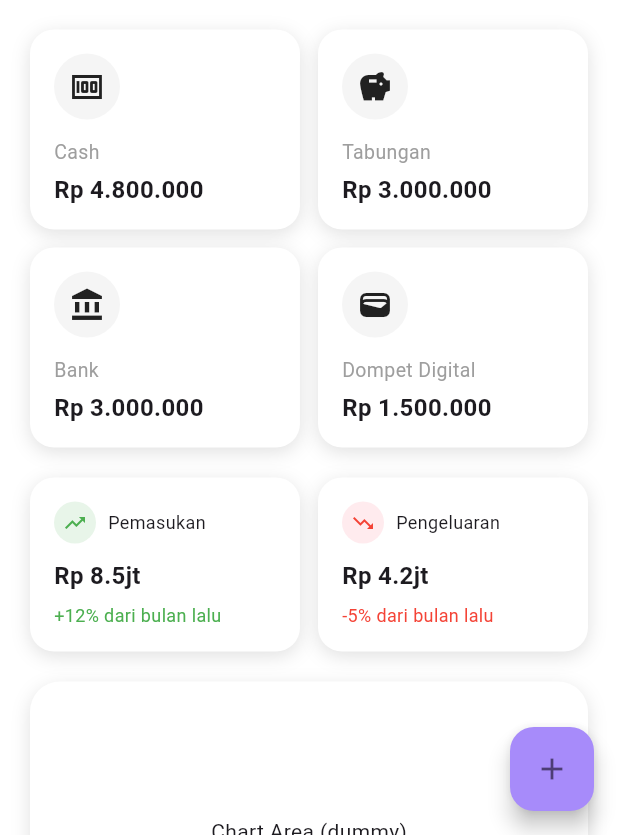
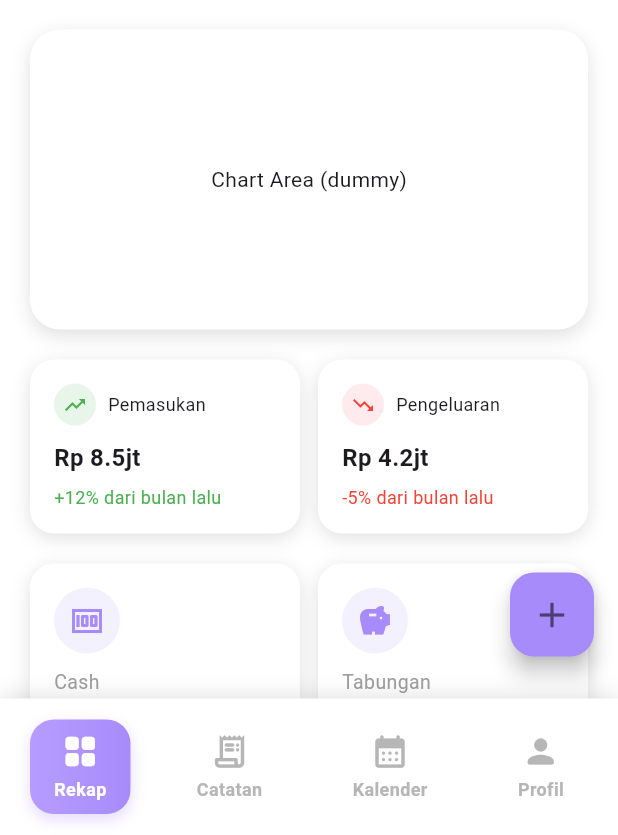
Before and after one commit to ridhafidz/KeuTech, a Flutter app: the screen it shows after launch, on a phone screen of 412 x 824 dp, the part 401-1236 px from its top. Run offline on Flutter 3.47's test engine with Material 3 defaults, Android fonts, the light colour scheme and no system bars; our stand-ins replace google_fonts; Roboto replaces fonts that are missing (Poppins).

Commit message:
home done

```diff
--- a/lib/main.dart
+++ b/lib/main.dart
@@ -1,18 +1,19 @@
 import 'package:flutter/material.dart';
 import 'screens/home_screen.dart';
+import 'package:google_fonts/google_fonts.dart';
 
 void main() {
-  runApp(const AccountingApp());
+  runApp(const MyApp());
 }
 
-class AccountingApp extends StatelessWidget {
-  const AccountingApp({super.key});
+class MyApp extends StatelessWidget {
+  const MyApp({super.key});
 
   @override
   Widget build(BuildContext context) {
     return MaterialApp(
       debugShowCheckedModeBanner: false,
-      title: 'Accounting App',
+      title: 'KeuTech',
       theme: ThemeData(
         fontFamily: 'Poppins',
         scaffoldBackgroundColor: Colors.white,
--- /dev/null
+++ b/lib/nav/custom_bottom_nav.dart
@@ -0,0 +1,87 @@
+import 'package:flutter/material.dart';
+
+class CustomBottomNav extends StatelessWidget {
+  final int currentIndex;
+  final Function(int) onTap;
+
+  const CustomBottomNav({
+    super.key,
+    required this.currentIndex,
+    required this.onTap,
+  });
+
+  @override
+  Widget build(BuildContext context) {
+    const Color activeColor = Color(0xFFA78BFA);
+    const Color inactiveColor = Color(0xFFB6B6B6);
+
+    final items = [
+      {'icon': Icons.grid_view_rounded, 'label': 'Rekap'},
+      {'icon': Icons.receipt_long_rounded, 'label': 'Catatan'},
+      {'icon': Icons.calendar_month_rounded, 'label': 'Kalender'},
+      {'icon': Icons.person_rounded, 'label': 'Profil'},
+    ];
+
+    return Container(
+      padding: const EdgeInsets.symmetric(vertical: 14, horizontal: 20),
+      decoration: const BoxDecoration(
+        color: Colors.white,
+        boxShadow: [
+          BoxShadow(
+            color: Colors.black12,
+            blurRadius: 12,
+            offset: Offset(0, -2),
+          ),
+        ],
+      ),
+      child: Row(
+        mainAxisAlignment: MainAxisAlignment.spaceBetween,
+        children: List.generate(items.length, (i) {
+          final bool isActive = i == currentIndex;
+
+          return GestureDetector(
+            onTap: () => onTap(i),
+            child: AnimatedContainer(
+              duration: const Duration(milliseconds: 220),
+              padding: const EdgeInsets.symmetric(horizontal: 16, vertical: 8),
+              decoration: isActive
+                  ? BoxDecoration(
+                      gradient: const LinearGradient(
+                        colors: [Color(0xFFB79CFF), Color(0xFFA78BFA)],
+                      ),
+                      borderRadius: BorderRadius.circular(16),
+                      boxShadow: [
+                        BoxShadow(
+                          color: activeColor.withOpacity(0.3),
+                          blurRadius: 8,
+                          offset: const Offset(0, 4),
+                        ),
+                      ],
+                    )
+                  : null,
+              child: Column(
+                mainAxisSize: MainAxisSize.min,
+                children: [
+                  Icon(
+                    items[i]['icon'] as IconData,
+                    color: isActive ? Colors.white : inactiveColor,
+                    size: 26,
+                  ),
+                  const SizedBox(height: 4),
+                  Text(
+                    items[i]['label'] as String,
+                    style: TextStyle(
+                      fontSize: 12,
+                      fontWeight: FontWeight.w600,
+                      color: isActive ? Colors.white : inactiveColor,
+                    ),
+                  ),
+                ],
+              ),
+            ),
+          );
+        }),
+      ),
+    );
+  }
+}
--- a/lib/screens/home_screen.dart
+++ b/lib/screens/home_screen.dart
@@ -1,6 +1,7 @@
 import 'dart:ui';
 import 'package:flutter/material.dart';
 import 'add_transaction_popup.dart';
+import '/nav/custom_bottom_nav.dart'; // ← tambahkan ini
 
 class HomeScreen extends StatefulWidget {
   const HomeScreen({super.key});
@@ -10,6 +11,8 @@ class HomeScreen extends StatefulWidget {
 }
 
 class _HomeScreenState extends State<HomeScreen> {
+  int _currentIndex = 0; // ← Rekap = index 0
+
   bool _showBalance = true;
 
   final List<String> _accounts = ['Cash', 'Tabungan', 'Bank', 'Dompet Digital'];
@@ -28,6 +31,8 @@ class _HomeScreenState extends State<HomeScreen> {
     Icons.wallet,
   ];
 
+  final Color _accountIconColor = const Color(0xFFA78BFA);
+
   String _formatCurrency(int value) {
     final s = value.toString();
     return s.replaceAllMapped(RegExp(r'\B(?=(\d{3})+(?!\d))'), (m) => '.');
@@ -35,11 +40,8 @@ class _HomeScreenState extends State<HomeScreen> {
 
   int get totalSaldo => _balances.values.fold(0, (a, b) => a + b);
 
-  @override
-  Widget build(BuildContext context) {
-    return Scaffold(
-      body: SafeArea(
-        child: SingleChildScrollView(
+  Widget _buildRekapPage() {
+    return SingleChildScrollView(
       padding: const EdgeInsets.all(20),
       child: Column(
         crossAxisAlignment: CrossAxisAlignment.start,
@@ -55,7 +57,7 @@ class _HomeScreenState extends State<HomeScreen> {
           ),
           const SizedBox(height: 20),
 
-              // ===== TOTAL SALDO =====
+          // ================= TOTAL SALDO =================
           Container(
             width: double.infinity,
             padding: const EdgeInsets.all(24),
@@ -80,14 +82,12 @@ class _HomeScreenState extends State<HomeScreen> {
                     ),
                     IconButton(
                       icon: Icon(
-                            _showBalance
-                                ? Icons.visibility
-                                : Icons.visibility_off,
+                        _showBalance ? Icons.visibility : Icons.visibility_off,
                         color: Colors.white,
                       ),
-                          onPressed: () =>
-                              setState(() => _showBalance = !_showBalance),
-                        )
+                      onPressed:
+                          () => setState(() => _showBalance = !_showBalance),
+                    ),
                   ],
                 ),
                 const SizedBox(height: 10),
@@ -108,27 +108,68 @@ class _HomeScreenState extends State<HomeScreen> {
                     SizedBox(width: 6),
                     Text(
                       'Diperbarui hari ini',
-                          style: TextStyle(
-                              color: Colors.white70, fontSize: 12),
+                      style: TextStyle(color: Colors.white70, fontSize: 12),
                     ),
                   ],
-                    )
+                ),
               ],
             ),
           ),
 
           const SizedBox(height: 20),
 
-              // ===== GRID SALDO PER SUMBER (2 kolom) =====
+          // ================= CHART DIPINDAH KE SINI =================
+          Container(
+            width: double.infinity,
+            height: 200,
+            padding: const EdgeInsets.all(16),
+            decoration: BoxDecoration(
+              color: Colors.white,
+              borderRadius: BorderRadius.circular(20),
+              boxShadow: const [
+                BoxShadow(
+                  color: Colors.black12,
+                  blurRadius: 10,
+                  offset: Offset(0, 4),
+                ),
+              ],
+            ),
+            child: const Center(child: Text('Chart Area (dummy)')),
+          ),
+
+          const SizedBox(height: 20),
+
+          // ================= INFO CARD ROW DIPINDAH KE BAWAH CHART =================
+          Row(
+            children: [
+              _infoCard(
+                title: 'Pemasukan',
+                amount: 'Rp 8.5jt',
+                percent: '+12% dari bulan lalu',
+                isUp: true,
+              ),
+              const SizedBox(width: 12),
+              _infoCard(
+                title: 'Pengeluaran',
+                amount: 'Rp 4.2jt',
+                percent: '-5% dari bulan lalu',
+                isUp: false,
+              ),
+            ],
+          ),
+
+          const SizedBox(height: 20),
+
+          // ================= GRID SALDO DIPINDAH KE PALING BAWAH =================
           GridView.builder(
             shrinkWrap: true,
             padding: EdgeInsets.zero,
             physics: const NeverScrollableScrollPhysics(),
             gridDelegate: const SliverGridDelegateWithFixedCrossAxisCount(
-                  crossAxisCount: 2,         // 2 kolom
-                  crossAxisSpacing: 12,      // jarak antar kolom
-                  mainAxisSpacing: 12,       // jarak antar baris
-                  childAspectRatio: 1.35,    // proporsi card
+              crossAxisCount: 2,
+              crossAxisSpacing: 12,
+              mainAxisSpacing: 12,
+              childAspectRatio: 1.35,
             ),
             itemCount: _accounts.length,
             itemBuilder: (context, i) {
@@ -153,16 +194,24 @@ class _HomeScreenState extends State<HomeScreen> {
                   children: [
                     CircleAvatar(
                       radius: 22,
-                          backgroundColor: Colors.grey.shade100,
-                          child: Icon(_accountIcons[i], color: Colors.black87),
+                      backgroundColor: _accountIconColor.withOpacity(0.12),
+                      child: Icon(_accountIcons[i], color: _accountIconColor),
                     ),
-                        const SizedBox(height: 12),
+                    const SizedBox(height: 8),
+
+                    Expanded(
+                      child: Column(
+                        mainAxisAlignment: MainAxisAlignment.center,
+                        crossAxisAlignment: CrossAxisAlignment.start,
+                        children: [
                           Text(
                             name,
                             style: const TextStyle(
                               fontSize: 13,
                               color: Colors.grey,
                             ),
+                            maxLines: 1,
+                            overflow: TextOverflow.ellipsis,
                           ),
                           const SizedBox(height: 4),
                           Text(
@@ -174,65 +223,45 @@ class _HomeScreenState extends State<HomeScreen> {
                           ),
                         ],
                       ),
+                    ),
+                  ],
+                ),
               );
             },
           ),
-
-              const SizedBox(height: 20),
-
-              // ===== PEMASUKAN / PENGELUARAN =====
-              Row(
-                children: [
-                  _infoCard(
-                    title: 'Pemasukan',
-                    amount: 'Rp 8.5jt',
-                    percent: '+12% dari bulan lalu',
-                    isUp: true,
-                  ),
-                  const SizedBox(width: 12),
-                  _infoCard(
-                    title: 'Pengeluaran',
-                    amount: 'Rp 4.2jt',
-                    percent: '-5% dari bulan lalu',
-                    isUp: false,
-                  ),
         ],
       ),
+    );
+  }
 
-              const SizedBox(height: 20),
+  // ============================ MAIN BUILD ============================
+  @override
+  Widget build(BuildContext context) {
+    return Scaffold(
+      body: _buildRekapPage(),
 
-              // ===== CHART AREA (Dummy) =====
-              Container(
-                width: double.infinity,
-                height: 200,
-                padding: const EdgeInsets.all(16),
-                decoration: BoxDecoration(
-                  color: Colors.white,
-                  borderRadius: BorderRadius.circular(20),
-                  boxShadow: const [
-                    BoxShadow(
-                      color: Colors.black12,
-                      blurRadius: 10,
-                      offset: Offset(0, 4),
-                    ),
-                  ],
-                ),
-                child: const Center(child: Text('Chart Area (dummy)')),
-              ),
-            ],
-          ),
-        ),
+      // ===================== CUSTOM BOTTOM NAV =====================
+      bottomNavigationBar: CustomBottomNav(
+        currentIndex: _currentIndex,
+        onTap: (i) {
+          if (i != 0) return; // halaman lain blm dibuat
+          setState(() => _currentIndex = i);
+        },
       ),
 
-      floatingActionButton: FloatingActionButton(
+      // =================== FAB + POPUP =====================
+      floatingActionButtonLocation: FloatingActionButtonLocation.endFloat,
+      floatingActionButton: Padding(
+        padding: const EdgeInsets.only(bottom: 12),
+        child: FloatingActionButton(
           backgroundColor: const Color(0xFFA78BFA),
-        child: const Icon(Icons.add),
+          child: const Icon(Icons.add, size: 28),
           onPressed: () async {
             final result = await showGeneralDialog(
               context: context,
               barrierDismissible: true,
+              barrierLabel: 'Tutup Popup',
               barrierColor: Colors.black.withOpacity(0.4),
-            barrierLabel: 'Add Transaction',
               transitionDuration: const Duration(milliseconds: 300),
               pageBuilder: (_, __, ___) => const SizedBox(),
               transitionBuilder: (context, animation, _, __) {
@@ -283,10 +312,11 @@ class _HomeScreenState extends State<HomeScreen> {
             }
           },
         ),
+      ),
     );
   }
 
-  // ===== REUSABLE INFO CARD =====
+  // ======================= INFO CARD ======================
   Widget _infoCard({
     required String title,
     required String amount,
@@ -329,10 +359,7 @@ class _HomeScreenState extends State<HomeScreen> {
             const SizedBox(height: 10),
             Text(
               amount,
-              style: const TextStyle(
-                fontWeight: FontWeight.bold,
-                fontSize: 16,
-              ),
+              style: const TextStyle(fontWeight: FontWeight.bold, fontSize: 16),
             ),
             const SizedBox(height: 6),
             Text(
--- a/pubspec.yaml
+++ b/pubspec.yaml
@@ -2,7 +2,7 @@ name: keutech
 description: "A new Flutter project."
 # The following line prevents the package from being accidentally published to
 # pub.dev using `flutter pub publish`. This is preferred for private packages.
-publish_to: 'none' # Remove this line if you wish to publish to pub.dev
+publish_to: "none" # Remove this line if you wish to publish to pub.dev
 
 # The following defines the version and build number for your application.
 # A version number is three numbers separated by dots, like 1.2.43
@@ -30,6 +30,7 @@ environment:
 dependencies:
   flutter:
     sdk: flutter
+  google_fonts: ^6.2.1
 
   # The following adds the Cupertino Icons font to your application.
   # Use with the CupertinoIcons class for iOS style icons.
@@ -51,7 +52,6 @@ dev_dependencies:
 
 # The following section is specific to Flutter packages.
 flutter:
-
   # The following line ensures that the Material Icons font is
   # included with your application, so that you can use the icons in
   # the material Icons class.
```
Also changed, not shown: pubspec.lock, 1 other file. Lines whose indentation alone changed are shown as unchanged.
